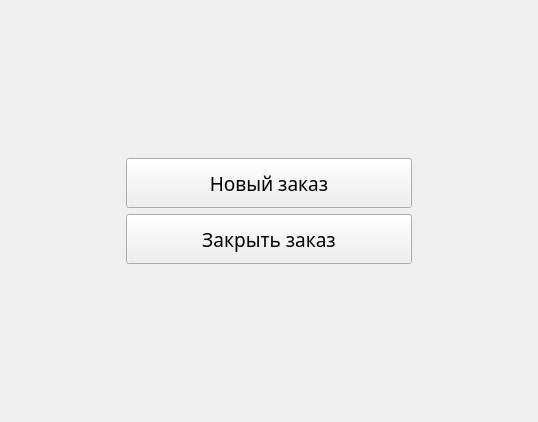
First picture: the form in View/FormMain.ui, repository Neomer/Cassa, before the edit.
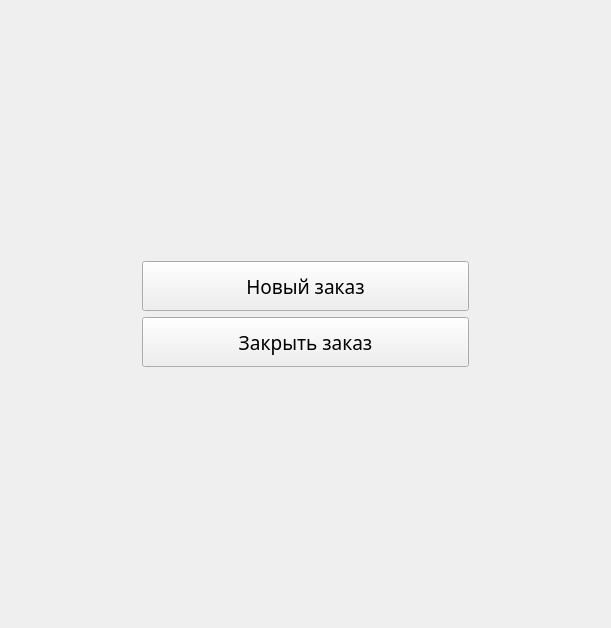
Second picture: the form after the edit.

The edit to the form file:
```diff
--- a/View/FormMain.ui
+++ b/View/FormMain.ui
@@ -6,8 +6,8 @@
    <rect>
     <x>0</x>
     <y>0</y>
-    <width>538</width>
-    <height>422</height>
+    <width>611</width>
+    <height>628</height>
    </rect>
   </property>
   <property name="windowTitle">
```
Left out of the diff: 6 changed lines with no effect on the pictures.
